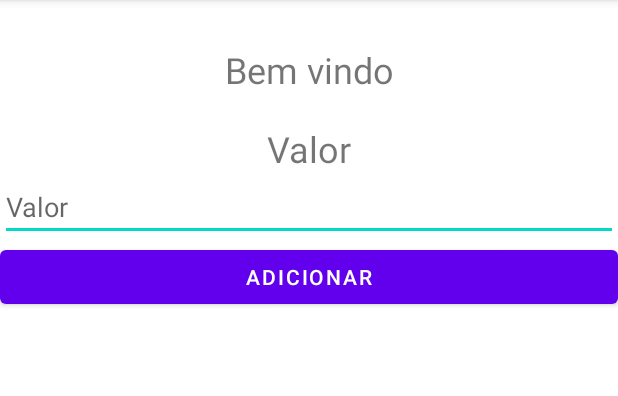
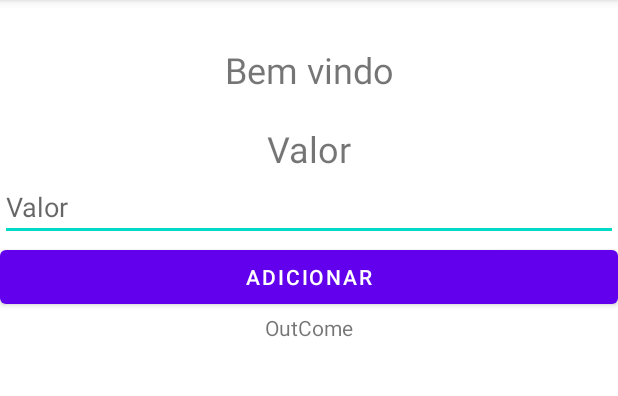
Before and after one commit to KdMeuDinSerasa/kdmeudinAppFinal, an Android app: the MainFragment screen opened directly, with no data from a screen before it, on a phone screen of 412 x 824 dp, the part 84-480 px from its top. Run offline under Robolectric (Android 15) with nearby library versions, the phone set to English and light mode, and no system bars; our stand-ins replace Firebase (no records; nobody signed in at launch, a user with empty details on screens opened directly), navigation-ui.

Commit message:
ID-24 bills total value done

```diff
--- a/app/src/main/java/com/example/kdmeudinheiro/view/MainFragment.kt
+++ b/app/src/main/java/com/example/kdmeudinheiro/view/MainFragment.kt
@@ -31,6 +31,7 @@ class MainFragment : Fragment(R.layout.main_fragment) {
         loadComponents()
         viewModel.userLoged()
 
+
     }
 
     fun loadViewModels(){
@@ -38,6 +39,7 @@ class MainFragment : Fragment(R.layout.main_fragment) {
             if (it != null) {
                 userId = it.uid
                 viewModel.getIncome(userId)
+                viewModel.getOutcome(userId)
             }
         })
 
@@ -50,6 +52,9 @@ class MainFragment : Fragment(R.layout.main_fragment) {
         })
         viewModel.mError.observe(viewLifecycleOwner, {
             Toast.makeText(requireContext(), "Erro $it", Toast.LENGTH_SHORT).show()
+        })
+        viewModel.outCome.observe(viewLifecycleOwner, {
+            binding.tvOutcome.text = it.toString()
         })
     }
     fun loadComponents(){
@@ -68,6 +73,8 @@ class MainFragment : Fragment(R.layout.main_fragment) {
         }  else Toast.makeText(requireContext(), "Preencha todos os campos", Toast.LENGTH_SHORT).show()
 
         }
+
+
     }
 
 
--- a/app/src/main/java/com/example/kdmeudinheiro/viewModel/MainViewModel.kt
+++ b/app/src/main/java/com/example/kdmeudinheiro/viewModel/MainViewModel.kt
@@ -5,6 +5,7 @@ import androidx.lifecycle.MutableLiveData
 import androidx.lifecycle.ViewModel
 import com.example.kdmeudinheiro.model.IncomeModel
 import com.example.kdmeudinheiro.model.UserModel
+import com.example.kdmeudinheiro.repository.BillsRepository
 import com.example.kdmeudinheiro.repository.IncomeRepository
 import com.example.kdmeudinheiro.repository.UserRepository
 import com.google.firebase.auth.FirebaseUser
@@ -23,8 +24,12 @@ class MainViewModel() : ViewModel() {
     private var _mError = MutableLiveData<String?>()
     val mError: LiveData<String?> = _mError
 
+    private var _outCome = MutableLiveData<Long?>()
+    val outCome: LiveData<Long?> = _outCome
+
     private val mUserRepository = UserRepository()
     private val mIncomeRepository = IncomeRepository()
+    private val mBillsRepository = BillsRepository()
 
     fun logoutUser(){
         mUserRepository.logOut()
@@ -60,6 +65,17 @@ class MainViewModel() : ViewModel() {
 
         }
     }
+    fun getOutcome(userId: String){
+        var outCome = 0L
+        mBillsRepository.getBills(userId){ listBills,errorMesage ->
+            listBills?.forEach {
+                outCome += it.price.toLong()
+            }
+            _outCome.value = outCome
+            if (errorMesage != null) _mError.value = errorMesage
+        }
+
+    }
 
 
 
--- a/app/src/main/res/layout/main_fragment.xml
+++ b/app/src/main/res/layout/main_fragment.xml
@@ -50,4 +50,13 @@
         app:layout_constraintLeft_toLeftOf="parent"
         app:layout_constraintRight_toRightOf="parent"/>
 
+    <TextView
+        android:layout_width="wrap_content"
+        android:layout_height="wrap_content"
+        android:id="@+id/tvOutcome"
+        android:text="OutCome"
+        app:layout_constraintTop_toBottomOf="@id/btnAddIncome"
+        app:layout_constraintRight_toRightOf="parent"
+        app:layout_constraintLeft_toLeftOf="parent"/>
+
 </androidx.constraintlayout.widget.ConstraintLayout>
```
